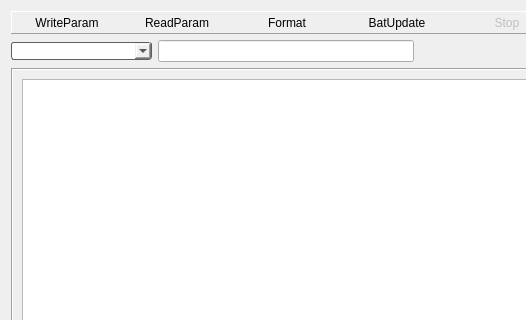
Before: the Qt Designer form UI/forms/TabWidget/JlinkParameterWidget.ui in manjusakalins/jl_fl_1648, drawn with Qt 5; both pictures show x 0 to 526 and y 0 to 320 of the 681 by 456 pixel window.
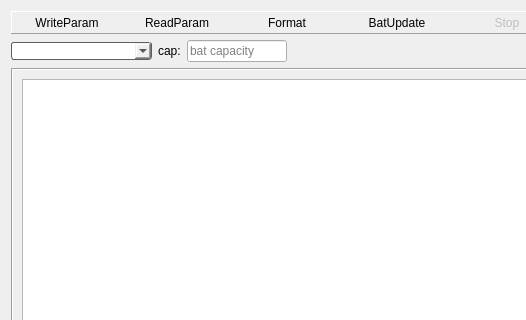
After: the same form once the commit is applied. Icons and pictures are not drawn.

Diff of the .ui file:
```diff
--- a/UI/forms/TabWidget/JlinkParameterWidget.ui
+++ b/UI/forms/TabWidget/JlinkParameterWidget.ui
@@ -36,7 +36,33 @@
       </widget>
      </item>
      <item>
-      <widget class="QLineEdit" name="lineEdit_bat_cap"/>
+      <widget class="QLabel" name="label">
+       <property name="text">
+        <string>cap:</string>
+       </property>
+      </widget>
+     </item>
+     <item>
+      <widget class="QLineEdit" name="lineEdit_bat_cap">
+       <property name="minimumSize">
+        <size>
+         <width>100</width>
+         <height>0</height>
+        </size>
+       </property>
+       <property name="maximumSize">
+        <size>
+         <width>100</width>
+         <height>16777215</height>
+        </size>
+       </property>
+       <property name="inputMask">
+        <string/>
+       </property>
+       <property name="placeholderText">
+        <string>bat capacity</string>
+       </property>
+      </widget>
      </item>
      <item>
       <spacer name="horizontalSpacer_2">
```
